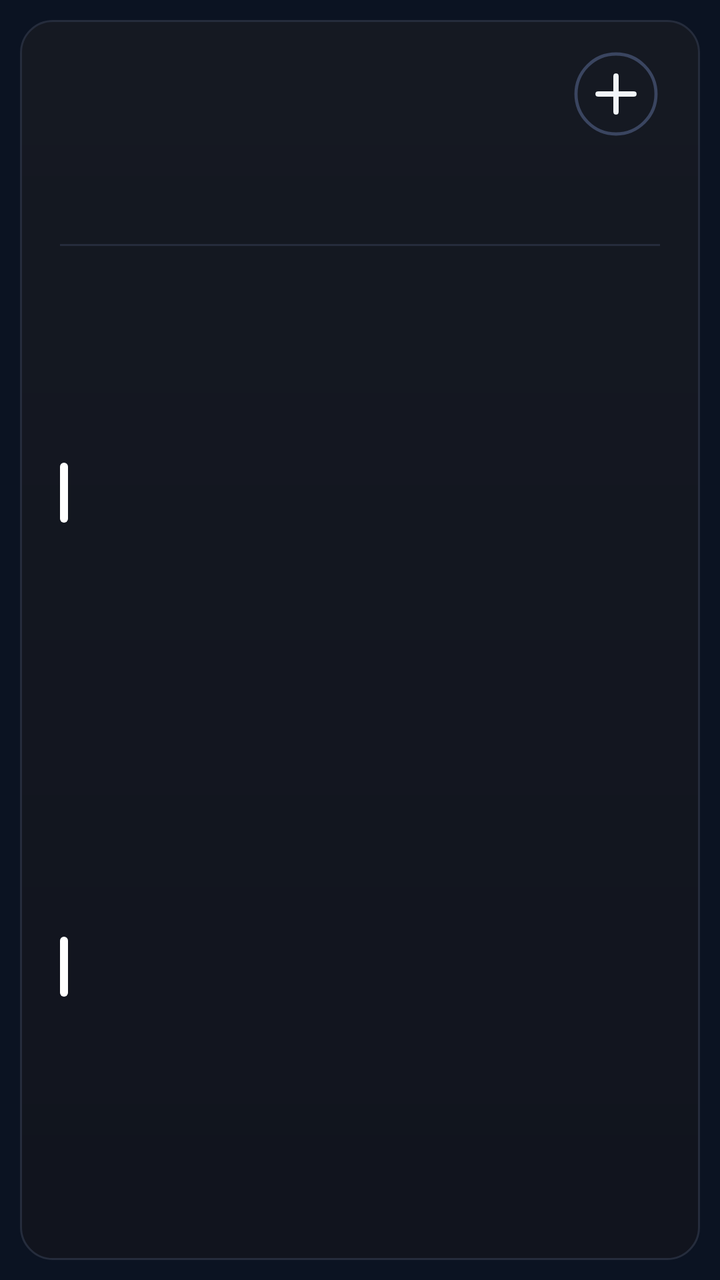
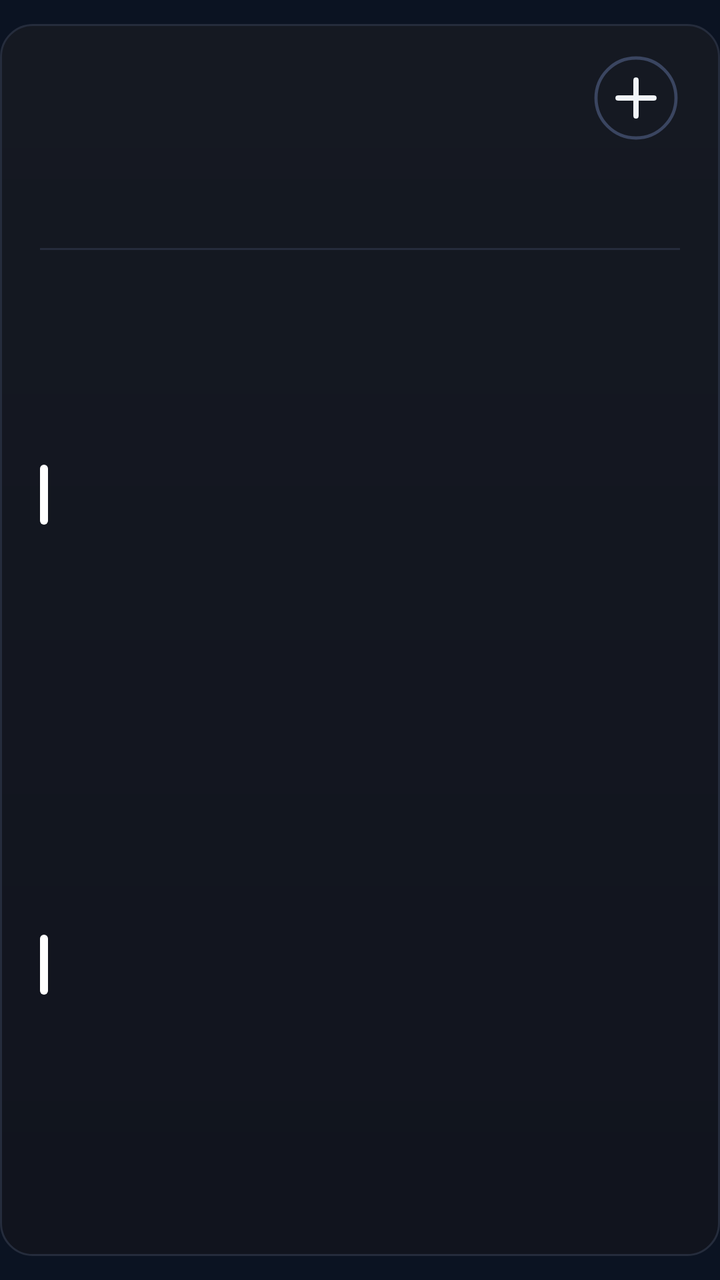

An Android layout rendered at two revisions. The XML below is the earlier revision; the diff shows what the commit changed to produce the second picture.
<!-- AndroidManifest.xml: application theme AppTheme -->
<!-- res/layout/cal_k2.xml -->
<?xml version="1.0" encoding="utf-8"?>
<FrameLayout xmlns:android="http://schemas.android.com/apk/res/android"
    android:id="@+id/root"
    android:layout_width="match_parent"
    android:layout_height="match_parent"
    android:padding="10dp">

    <LinearLayout
        android:id="@+id/panel"
        android:layout_width="match_parent"
        android:layout_height="match_parent"
        android:background="@drawable/cal_panel"
        android:orientation="vertical"
        android:paddingStart="20dp"
        android:paddingTop="13dp"
        android:paddingEnd="20dp"
        android:paddingBottom="14dp">

        
        <LinearLayout
            android:layout_width="match_parent"
            android:layout_height="48dp"
            android:gravity="center_vertical"
            android:orientation="horizontal">
        <ImageView
            android:id="@+id/cal_day"
            android:layout_width="wrap_content"
            android:layout_height="47dp"
            android:adjustViewBounds="true"
            android:scaleType="fitStart" />

            <LinearLayout
                android:layout_width="0dp"
                android:layout_height="wrap_content"
                android:layout_marginStart="12dp"
                android:layout_weight="1"
                android:orientation="vertical">
                <ImageView
                    android:id="@+id/cal_month"
                    android:layout_width="match_parent"
                    android:layout_height="23dp"
                    android:adjustViewBounds="true"
                    android:scaleType="fitStart" />
                <ImageView
                    android:id="@+id/cal_sub"
                    android:layout_width="match_parent"
                    android:layout_height="16dp"
                    android:adjustViewBounds="true"
                    android:layout_marginTop="2dp"
                    android:scaleType="fitStart" />
            </LinearLayout>

            <ImageView
                android:id="@+id/btn_add"
                android:layout_width="44dp"
                android:layout_height="44dp"
                android:contentDescription="New event"
                android:src="@drawable/ic_cal_add" />
        </LinearLayout>

        
        <LinearLayout
            android:layout_width="match_parent"
            android:layout_height="44dp"
            android:layout_marginTop="2dp"
            android:orientation="horizontal">
            <LinearLayout
                android:layout_width="0dp"
                android:layout_height="match_parent"
                android:layout_weight="1"
                android:gravity="center_horizontal"
                android:orientation="vertical">
                <ImageView
                    android:id="@+id/wk_label_0"
                    android:layout_width="wrap_content"
                    android:layout_height="14dp"
                    android:adjustViewBounds="true"
                    android:scaleType="fitCenter" />
                <ImageView
                    android:id="@+id/wk_num_0"
                    android:layout_width="26dp"
                    android:layout_height="26dp"
                    android:adjustViewBounds="true"
                    android:layout_marginTop="3dp"
                    android:scaleType="fitCenter" />
            </LinearLayout>
            <LinearLayout
                android:layout_width="0dp"
                android:layout_height="match_parent"
                android:layout_weight="1"
                android:gravity="center_horizontal"
                android:orientation="vertical">
                <ImageView
                    android:id="@+id/wk_label_1"
                    android:layout_width="wrap_content"
                    android:layout_height="14dp"
                    android:adjustViewBounds="true"
                    android:scaleType="fitCenter" />
                <ImageView
                    android:id="@+id/wk_num_1"
                    android:layout_width="26dp"
                    android:layout_height="26dp"
                    android:adjustViewBounds="true"
                    android:layout_marginTop="3dp"
                    android:scaleType="fitCenter" />
            </LinearLayout>
            <LinearLayout
                android:layout_width="0dp"
                android:layout_height="match_parent"
                android:layout_weight="1"
                android:gravity="center_horizontal"
                android:orientation="vertical">
                <ImageView
                    android:id="@+id/wk_label_2"
                    android:layout_width="wrap_content"
                    android:layout_height="14dp"
                    android:adjustViewBounds="true"
                    android:scaleType="fitCenter" />
                <ImageView
                    android:id="@+id/wk_num_2"
                    android:layout_width="26dp"
                    android:layout_height="26dp"
                    android:adjustViewBounds="true"
                    android:layout_marginTop="3dp"
                    android:scaleType="fitCenter" />
            </LinearLayout>
            <LinearLayout
                android:layout_width="0dp"
                android:layout_height="match_parent"
                android:layout_weight="1"
                android:gravity="center_horizontal"
                android:orientation="vertical">
                <ImageView
                    android:id="@+id/wk_label_3"
                    android:layout_width="wrap_content"
                    android:layout_height="14dp"
                    android:adjustViewBounds="true"
                    android:scaleType="fitCenter" />
                <ImageView
                    android:id="@+id/wk_num_3"
                    android:layout_width="26dp"
                    android:layout_height="26dp"
                    android:adjustViewBounds="true"
                    android:layout_marginTop="3dp"
                    android:scaleType="fitCenter" />
            </LinearLayout>
            <LinearLayout
                android:layout_width="0dp"
                android:layout_height="match_parent"
                android:layout_weight="1"
                android:gravity="center_horizontal"
                android:orientation="vertical">
                <ImageView
                    android:id="@+id/wk_label_4"
                    android:layout_width="wrap_content"
                    android:layout_height="14dp"
                    android:adjustViewBounds="true"
                    android:scaleType="fitCenter" />
                <ImageView
                    android:id="@+id/wk_num_4"
                    android:layout_width="26dp"
                    android:layout_height="26dp"
                    android:adjustViewBounds="true"
                    android:layout_marginTop="3dp"
                    android:scaleType="fitCenter" />
            </LinearLayout>
            <LinearLayout
                android:layout_width="0dp"
                android:layout_height="match_parent"
                android:layout_weight="1"
                android:gravity="center_horizontal"
                android:orientation="vertical">
                <ImageView
                    android:id="@+id/wk_label_5"
                    android:layout_width="wrap_content"
                    android:layout_height="14dp"
                    android:adjustViewBounds="true"
                    android:scaleType="fitCenter" />
                <ImageView
                    android:id="@+id/wk_num_5"
                    android:layout_width="26dp"
                    android:layout_height="26dp"
                    android:adjustViewBounds="true"
                    android:layout_marginTop="3dp"
                    android:scaleType="fitCenter" />
            </LinearLayout>
            <LinearLayout
                android:layout_width="0dp"
                android:layout_height="match_parent"
                android:layout_weight="1"
                android:gravity="center_horizontal"
                android:orientation="vertical">
                <ImageView
                    android:id="@+id/wk_label_6"
                    android:layout_width="wrap_content"
                    android:layout_height="14dp"
                    android:adjustViewBounds="true"
                    android:scaleType="fitCenter" />
                <ImageView
                    android:id="@+id/wk_num_6"
                    android:layout_width="26dp"
                    android:layout_height="26dp"
                    android:adjustViewBounds="true"
                    android:layout_marginTop="3dp"
                    android:scaleType="fitCenter" />
            </LinearLayout>
        </LinearLayout>

        <ImageView
            android:layout_width="match_parent"
            android:layout_height="1dp"
            android:layout_marginTop="5dp"
            android:layout_marginBottom="5dp"
            android:scaleType="fitXY"
            android:src="@drawable/cal_divider" />

        
        <LinearLayout
            android:layout_width="match_parent"
            android:layout_height="0dp"
            android:layout_weight="1"
            android:orientation="vertical">
        <LinearLayout
            android:id="@+id/cal_row_0"
            android:layout_width="match_parent"
            android:layout_height="0dp"
            android:layout_weight="1"
            android:gravity="center_vertical"
            android:orientation="horizontal">

            <ImageView
                android:id="@+id/cal_bar_0"
                android:layout_width="4dp"
                android:layout_height="30dp"
                android:layout_marginEnd="11dp"
                android:scaleType="fitXY"
                android:src="@drawable/cal_bar" />

            <LinearLayout
                android:layout_width="0dp"
                android:layout_height="wrap_content"
                android:layout_weight="1"
                android:orientation="vertical">

                <LinearLayout
                    android:layout_width="match_parent"
                    android:layout_height="wrap_content"
                    android:orientation="horizontal">
                    <ImageView
                        android:id="@+id/cal_time_0"
                        android:layout_width="wrap_content"
                        android:layout_height="16dp"
                        android:adjustViewBounds="true"
                        android:scaleType="fitStart" />
                    <ImageView
                        android:id="@+id/cal_hint_0"
                        android:layout_width="wrap_content"
                        android:layout_height="16dp"
                        android:adjustViewBounds="true"
                        android:layout_marginStart="9dp"
                        android:scaleType="fitStart" />
                </LinearLayout>
                <ImageView
                    android:id="@+id/cal_title_0"
                    android:layout_width="match_parent"
                    android:layout_height="22dp"
                    android:adjustViewBounds="true"
                    android:layout_marginTop="1dp"
                    android:scaleType="fitStart" />
            </LinearLayout>
        </LinearLayout>
        <LinearLayout
            android:id="@+id/cal_row_1"
            android:layout_width="match_parent"
            android:layout_height="0dp"
            android:layout_weight="1"
            android:gravity="center_vertical"
            android:orientation="horizontal">

            <ImageView
                android:id="@+id/cal_bar_1"
                android:layout_width="4dp"
                android:layout_height="30dp"
                android:layout_marginEnd="11dp"
                android:scaleType="fitXY"
                android:src="@drawable/cal_bar" />

            <LinearLayout
                android:layout_width="0dp"
                android:layout_height="wrap_content"
                android:layout_weight="1"
                android:orientation="vertical">

                <LinearLayout
                    android:layout_width="match_parent"
                    android:layout_height="wrap_content"
                    android:orientation="horizontal">
                    <ImageView
                        android:id="@+id/cal_time_1"
                        android:layout_width="wrap_content"
                        android:layout_height="16dp"
                        android:adjustViewBounds="true"
                        android:scaleType="fitStart" />
                    <ImageView
                        android:id="@+id/cal_hint_1"
                        android:layout_width="wrap_content"
                        android:layout_height="16dp"
                        android:adjustViewBounds="true"
                        android:layout_marginStart="9dp"
                        android:scaleType="fitStart" />
                </LinearLayout>
                <ImageView
                    android:id="@+id/cal_title_1"
                    android:layout_width="match_parent"
                    android:layout_height="22dp"
                    android:adjustViewBounds="true"
                    android:layout_marginTop="1dp"
                    android:scaleType="fitStart" />
            </LinearLayout>
        </LinearLayout>
        </LinearLayout>
        <ImageView
            android:id="@+id/cal_more"
            android:layout_width="match_parent"
            android:layout_height="14dp"
            android:adjustViewBounds="true"
            android:scaleType="fitEnd" />
    </LinearLayout>
</FrameLayout>
<!-- resources referenced by this layout -->
<resources>
  <!-- drawable cal_bar (drawable) -->
  <?xml version="1.0" encoding="utf-8"?>
  <shape xmlns:android="http://schemas.android.com/apk/res/android" android:shape="rectangle">
      <solid android:color="#FFFFFFFF" />
      <corners android:radius="2dp" />
  </shape>
  <!-- drawable cal_divider (drawable) -->
  <?xml version="1.0" encoding="utf-8"?>
  <shape xmlns:android="http://schemas.android.com/apk/res/android" android:shape="rectangle">
      <solid android:color="#FF252C3C" />
  </shape>
  <!-- drawable cal_panel (drawable) -->
  <?xml version="1.0" encoding="utf-8"?>
  <shape xmlns:android="http://schemas.android.com/apk/res/android" android:shape="rectangle">
      <gradient android:angle="270" android:startColor="#FF151922" android:endColor="#FF11141E" />
      <stroke android:width="1dp" android:color="#FF252C3C" />
      <corners android:radius="@dimen/widget_radius" />
  </shape>
  <!-- drawable ic_cal_add (drawable) -->
  <?xml version="1.0" encoding="utf-8"?>
  <vector xmlns:android="http://schemas.android.com/apk/res/android"
      android:width="44dp"
      android:height="44dp"
      android:viewportWidth="44"
      android:viewportHeight="44">
      <path
          android:pathData="M22,22m-20,0a20,20 0,1 1,40 0a20,20 0,1 1,-40 0"
          android:strokeColor="#FF3A4560"
          android:strokeWidth="1.6" />
      <path
          android:pathData="M13,22L31,22M22,13L22,31"
          android:strokeColor="#FFF1F5F9"
          android:strokeLineCap="round"
          android:strokeWidth="2.6" />
  </vector>
  <style name="AppTheme" parent="@android:style/Theme.DeviceDefault.NoActionBar">
          <item name="android:colorAccent">#DF8B35</item>
          <item name="android:colorControlActivated">#DF8B35</item>
          <item name="android:windowBackground">#0B1322</item>
          <item name="android:statusBarColor">#0E111A</item>
          <item name="android:navigationBarColor">#0B1322</item>
          <item name="android:textColorHint">#718096</item>
      </style>
  <dimen name="widget_radius">16dp</dimen>
</resources>

<!-- the commit's change to res/layout/cal_k2.xml (unified diff, before → after) -->
@@ -3,7 +3,8 @@
     android:id="@+id/root"
     android:layout_width="match_parent"
     android:layout_height="match_parent"
-    android:padding="10dp">
+    android:paddingTop="12dp"
+    android:paddingBottom="12dp">
 
     <LinearLayout
         android:id="@+id/panel"
